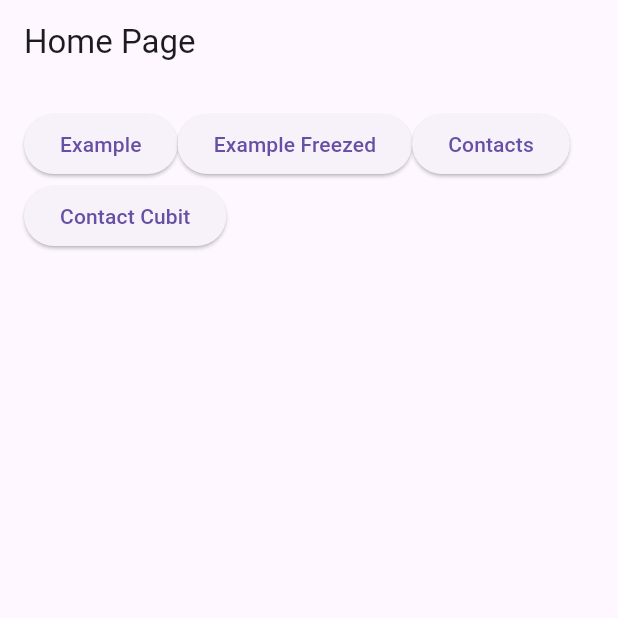
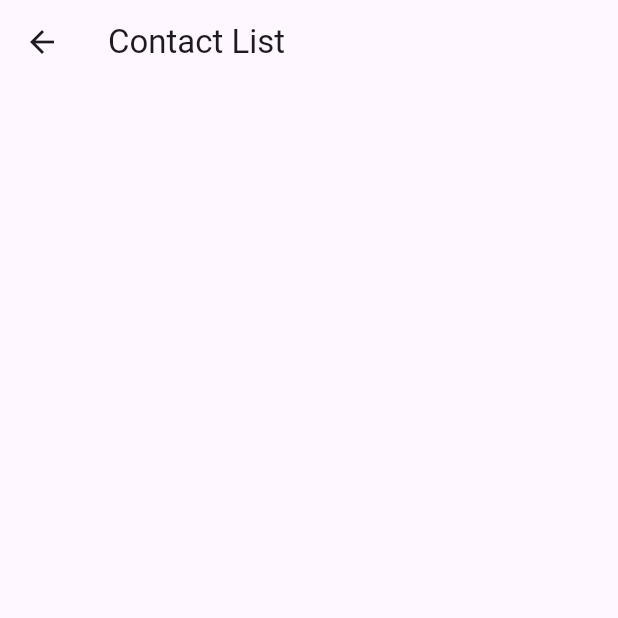
Before and after one commit to joaovitorcf97/contact_bloc, a Flutter app: the screen it shows after launch, after a tap on "Contacts", on a phone screen of 412 x 824 dp, the top half of it. Run offline on Flutter 3.47's test engine with Material 2 defaults, Android fonts, the phone set to English and light mode, and no system bars; our stand-ins replace bloc, dio, flutter_bloc, freezed_annotation.

Commit message:
create repository, model and page ContactList

```diff
--- /dev/null
+++ b/lib/features/contacts/list/contact_list_page.dart
@@ -0,0 +1,13 @@
+import 'package:flutter/material.dart';
+
+class ContactListPage extends StatelessWidget {
+  const ContactListPage({super.key});
+
+  @override
+  Widget build(BuildContext context) {
+    return Scaffold(
+      appBar: AppBar(title: const Text('Contact List')),
+      body: Container(),
+    );
+  }
+}
--- a/lib/home/home_page.dart
+++ b/lib/home/home_page.dart
@@ -27,7 +27,9 @@ class HomePage extends StatelessWidget {
                 child: const Text('Example Freezed'),
               ),
               ElevatedButton(
-                onPressed: () {},
+                onPressed: () {
+                  Navigator.of(context).pushNamed('/contacts/list');
+                },
                 child: const Text('Contacts'),
               ),
               ElevatedButton(
--- a/lib/main.dart
+++ b/lib/main.dart
@@ -1,6 +1,7 @@
 import 'package:contact_bloc/features/bloc_example/bloc/example_bloc.dart';
 import 'package:contact_bloc/features/bloc_example/bloc_example.dart';
 import 'package:contact_bloc/features/bloc_example/bloc_freezed_example.dart';
+import 'package:contact_bloc/features/contacts/list/contact_list_page.dart';
 import 'package:flutter/material.dart';
 import 'package:flutter_bloc/flutter_bloc.dart';
 
@@ -36,6 +37,7 @@ class MyApp extends StatelessWidget {
                 ),
               child: const ExamplaeFreezed(),
             ),
+        '/contacts/list': (context) => const ContactListPage(),
       },
     );
   }
--- a/pubspec.yaml
+++ b/pubspec.yaml
@@ -37,6 +37,7 @@ dependencies:
   # The following adds the Cupertino Icons font to your application.
   # Use with the CupertinoIcons class for iOS style icons.
   cupertino_icons: ^1.0.2
+  dio: ^5.1.2
 
 dev_dependencies:
   flutter_test:
```
Also changed, not shown: lib/models/contact_model.dart (added, +23 -0 lines), lib/repositories/contacts_repository.dart (added, +30 -0 lines), pubspec.lock, 3 other files.
